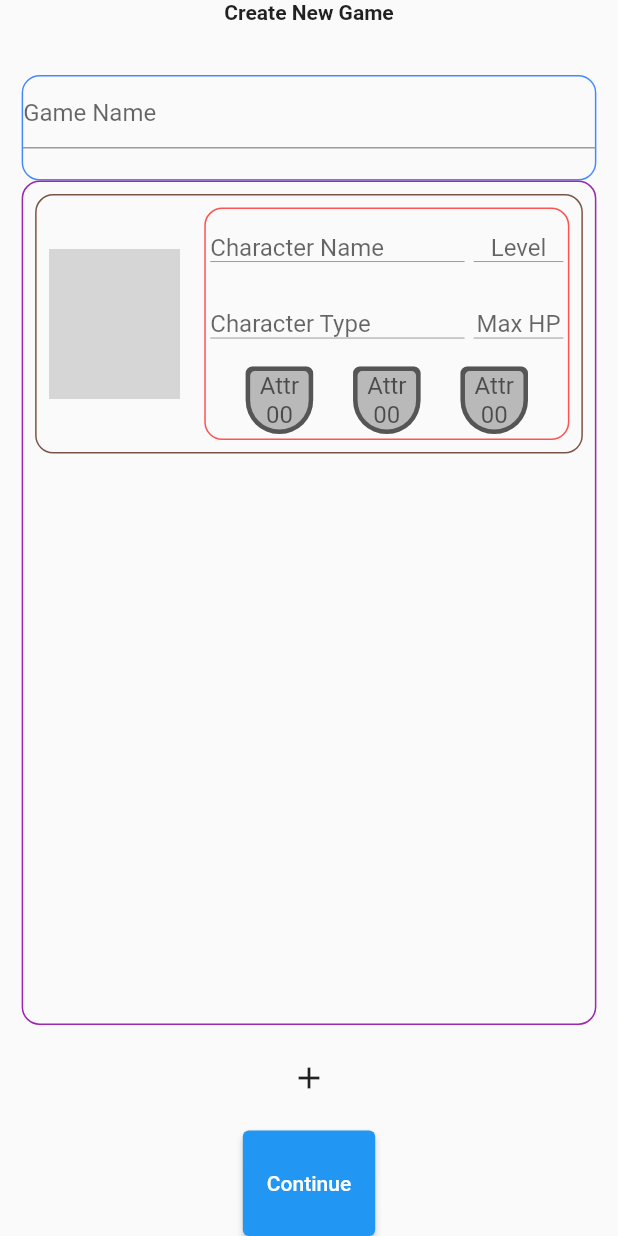
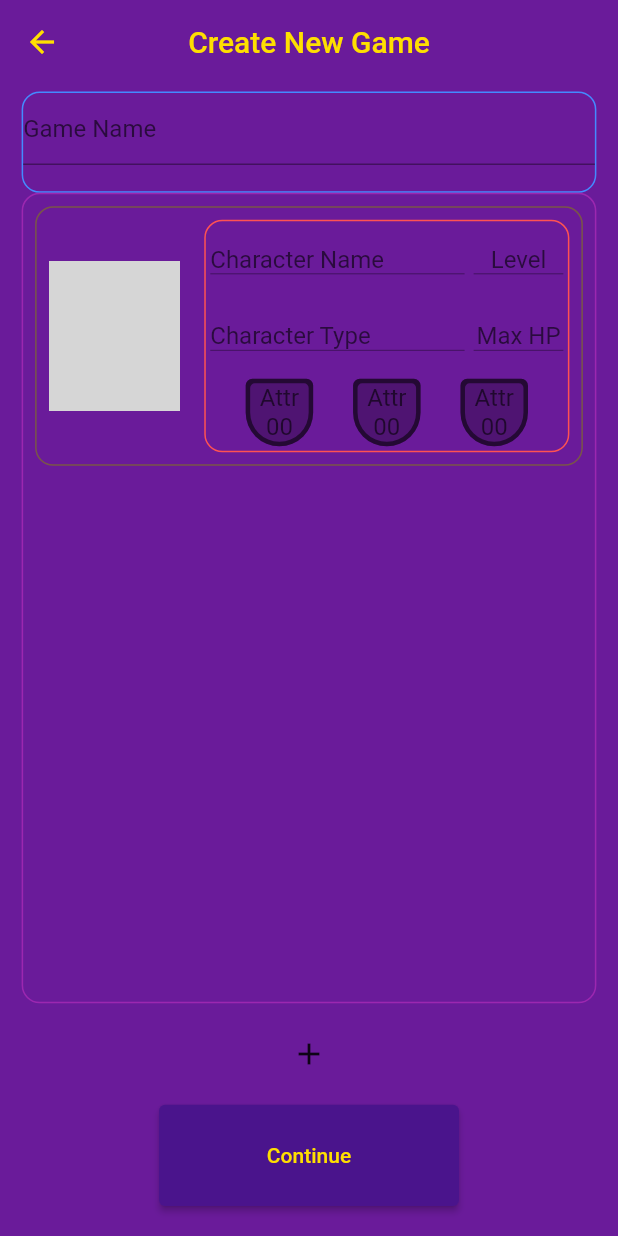
Before and after one commit to Skhoooler/Dungeons-Oracle, a Flutter app: the screen it shows after launch, after a tap on "Create New Game", on a phone screen of 412 x 824 dp. Run offline on Flutter 3.47's test engine with Material 2 defaults, Android fonts, the phone set to English and light mode, and no system bars; Roboto replaces fonts that are missing (Montserrat); grey boxes are pictures that could not be loaded.

Commit message:
Added some styling

```diff
--- a/lib/Routes/new_game.dart
+++ b/lib/Routes/new_game.dart
@@ -13,21 +13,22 @@ class NewGame extends StatefulWidget {
 class _NewGameState extends State<NewGame> {
   @override
   Widget build(BuildContext context) {
-    return Material(
+    return Scaffold(
+      appBar: AppBar(
+        title: const Text('Create New Game'),
+        automaticallyImplyLeading: true,
+        leading: IconButton(
+          icon: const Icon(Icons.arrow_back),
+          onPressed: () => Navigator.pop(context, false),
+        ),
+      ),
+      body: Center(
         child: Column(
             mainAxisAlignment: MainAxisAlignment.spaceAround,
             crossAxisAlignment: CrossAxisAlignment.center,
             children: [
-            /// Title
-            SizedBox(
-              width: MediaQuery.of(context).size.width * .93,
-              height: 50,
-              child: const Text(
-                'Create New Game',
-                textAlign: TextAlign.center,
-                style: TextStyle(fontWeight: FontWeight.bold),
-              ),
-            ),
+              /// Spacing
+              const SizedBox(height: 5.0,),
 
               /// Enter Game Name
               Expanded(
@@ -85,8 +86,12 @@ class _NewGameState extends State<NewGame> {
                   child: ElevatedButton(
                     onPressed: () {},
                     child: const Text('Continue'),
-                ))
+                  )),
+
+              /// Spacing
+              const SizedBox(height: 20,),
             ]),
+      ),
     );
   }
 }
--- a/lib/Utils/colors.dart
+++ b/lib/Utils/colors.dart
@@ -2,24 +2,27 @@ import 'package:flutter/material.dart';
 
 /// Colors for the project
 // Primary Colors
-const Color primaryColor     = Color(0x9d75cb);
-const Color onPrimaryColor   = Color(0xfdbd0d);
+Color? primaryColor     = Colors.purple[900];
+//Color? onPrimaryColor   = Colors.amber[700];
 
 // Secondary Colors
 const Color secondaryColor   = Color(0x004a0d67);
-const Color onSecondaryColor = Color(0x004a0d67);
+//const Color onSecondaryColor = Color(0x004a0d67);
+
+// Accent Colors
+Color? accentColor = const Color(0xFFffdf00);
 
 // Error Colors
-const Color _errorColor       = Color(0x00df2935);
-const Color _onErrorColor     = Color(0x0002182b);
+const Color errorColor       = Color(0x00df2935);
+const Color onErrorColor     = Color(0x0002182b);
 
 // Background Colors
-const Color backgroundColor  = Color(0x004a0d67);
+Color? backgroundColor  = Colors.purple[800];
 const Color onBackgroundColor = Color(0x00fdbd0d);
 
 // Surface Colors
-const Color _surfaceColor      = Color(0x00000000);
-const Color _onSurfaceColor    = Color(0x00000240);
+const Color surfaceColor      = Color(0x00000000);
+const Color onSurfaceColor    = Color(0x00000240);
 
 /*/// Color Schemes for the project
 const ColorScheme projectColorScheme = ColorScheme(
--- a/lib/Utils/themes.dart
+++ b/lib/Utils/themes.dart
@@ -5,26 +5,55 @@ import 'colors.dart' as colors;
 class DungeonsOracleTheme {
   static ThemeData get lightTheme {
     return ThemeData(
+      /// Brightness
+      brightness: Brightness.light,
+
+      /// Colors
       primaryColor: colors.primaryColor,
+
+      /// Appbar
+      appBarTheme: AppBarTheme(
+        color: colors.backgroundColor,
+        foregroundColor: colors.accentColor,
+        iconTheme: IconThemeData(
+          color: colors.accentColor,
+        ),
+        centerTitle: true,
+        elevation: 0.0,
+      ),
+
+      /// Text
+      fontFamily: 'Montserrat',
+      textTheme: ThemeData.light().textTheme.copyWith(
+
+              /// Title
+              headline6: TextStyle(
+            color: colors.accentColor,
+          )),
+
+      /// Background
       scaffoldBackgroundColor: colors.backgroundColor,
-      fontFamily: 'Montserrat',
-      buttonTheme: ButtonThemeData(
-        shape: RoundedRectangleBorder(borderRadius: BorderRadius.circular(12.0)),
-        buttonColor: colors.secondaryColor,
-      )
+
+      /// Buttons
+      elevatedButtonTheme: ElevatedButtonThemeData(
+          style: ElevatedButton.styleFrom(
+        primary: colors.primaryColor,
+        onPrimary: colors.accentColor,
+        fixedSize: const Size(200, 50),
+        padding: const EdgeInsets.all(4.0),
+      )),
+      // More Info: https://www.kindacode.com/article/working-with-elevatedbutton-in-flutter/#Style_Color_Border_Elevation…
     );
   }
-}/*ThemeData _buildProjectTheme() {
-  return ThemeData(
-    colorScheme: ColorScheme.fromSwatch(
-      primarySwatch: Colors.deepPurple,
-    ).copyWith(
-      secondary: const Color(0x00fdbd0d),
-    ),
-    textTheme: const TextTheme(bodyText2: TextStyle(color: Color(0x00fdbd0d),))
-  );
-  return ThemeData.from(
-      colorScheme: colors.projectColorScheme,
-      textTheme: null,
-  );
-}*/
+
+  static TextStyle get titleTheme {
+    return TextStyle(
+      fontSize: 36,
+      decoration: TextDecoration.underline,
+      decorationStyle: TextDecorationStyle.solid,
+      decorationColor: colors.accentColor,
+      decorationThickness: 2,
+      color: colors.accentColor,
+    );
+  }
+}
--- a/lib/main.dart
+++ b/lib/main.dart
@@ -30,21 +30,23 @@ class Home extends StatelessWidget {
 
   @override
   Widget build(BuildContext context) {
-    return Column(
-      mainAxisAlignment: MainAxisAlignment.start,
+    return Scaffold(
+      appBar: AppBar(
+        title: const Text('Dungeon\'s Oracle'),
+        titleTextStyle: themes.DungeonsOracleTheme.titleTheme,
+      ),
+      body: Center(
+        child: Column(
+          mainAxisAlignment: MainAxisAlignment.center,
           crossAxisAlignment: CrossAxisAlignment.center,
           children: [
-        /// Space (in pixels) above Title
-        const SizedBox(
-          height: 35,
-        ),
 
             /// Title of Homepage
-        const Text(
+            /*const Text(
               'Dungeon\'s Oracle',
               textAlign: TextAlign.center,
               //style: TextStyle(),
-        ),
+            ),*/
 
             /// Space (Flex) between elements
             const Spacer(flex: 10),
@@ -72,6 +74,8 @@ class Home extends StatelessWidget {
             /// Empty Space
             const Spacer(flex: 100),
           ],
+        ),
+      ),
     );
   }
 }
```
Lines whose indentation alone changed are shown as unchanged.
